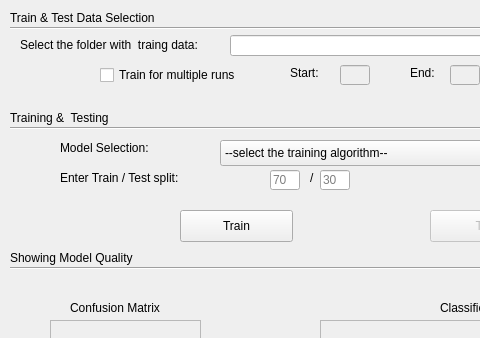
This is machineLearningGUI.ui in gihankaushyal/PixelAnomalyDetectorTool as Qt 5 draws it before an edit; both pictures show x 0 to 480 and y 0 to 338 of the 744 by 554 pixel window. The edited form follows.
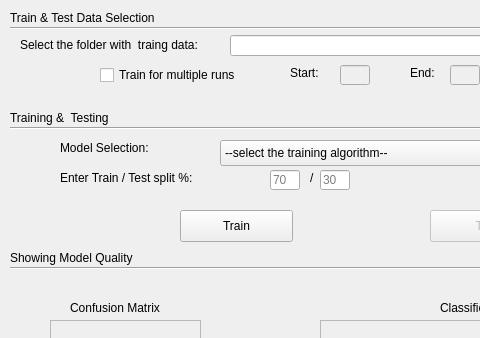
This is the edited form.

What changed in the file:
```diff
--- a/machineLearningGUI.ui
+++ b/machineLearningGUI.ui
@@ -345,12 +345,12 @@
     <rect>
      <x>60</x>
      <y>170</y>
-     <width>141</width>
+     <width>161</width>
      <height>16</height>
     </rect>
    </property>
    <property name="text">
-    <string>Enter Train / Test split:</string>
+    <string>Enter Train / Test split %:</string>
    </property>
   </widget>
   <widget class="QLineEdit" name="trainSplit">
```
